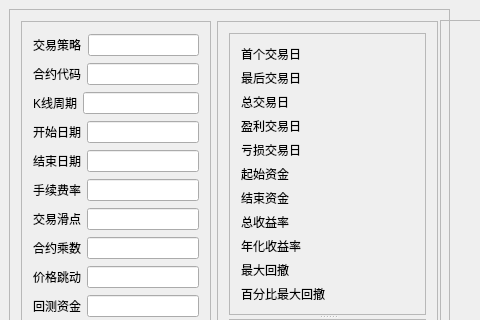
This is QCTrader/BacktesterManager.ui in yuanhuei/trader as Qt 5 draws it before an edit; both pictures show x 0 to 480 and y 0 to 320 of the 951 by 593 pixel window. The edited form follows.
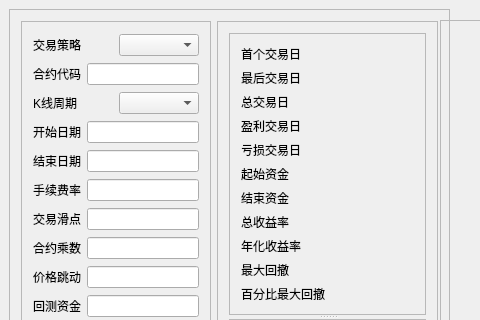
This is the edited form. Custom widgets are drawn as their Qt base class.

```diff
--- a/QCTrader/BacktesterManager.ui
+++ b/QCTrader/BacktesterManager.ui
@@ -48,7 +48,7 @@
           </widget>
          </item>
          <item>
-          <widget class="QLineEdit" name="lineEdit"/>
+          <widget class="QComboBox" name="comboBox"/>
          </item>
         </layout>
        </item>
@@ -76,7 +76,7 @@
           </widget>
          </item>
          <item>
-          <widget class="QLineEdit" name="lineEdit_7"/>
+          <widget class="QComboBox" name="comboBox_2"/>
          </item>
         </layout>
        </item>
```
Left out of the diff: 22 changed lines with no effect on the pictures.
